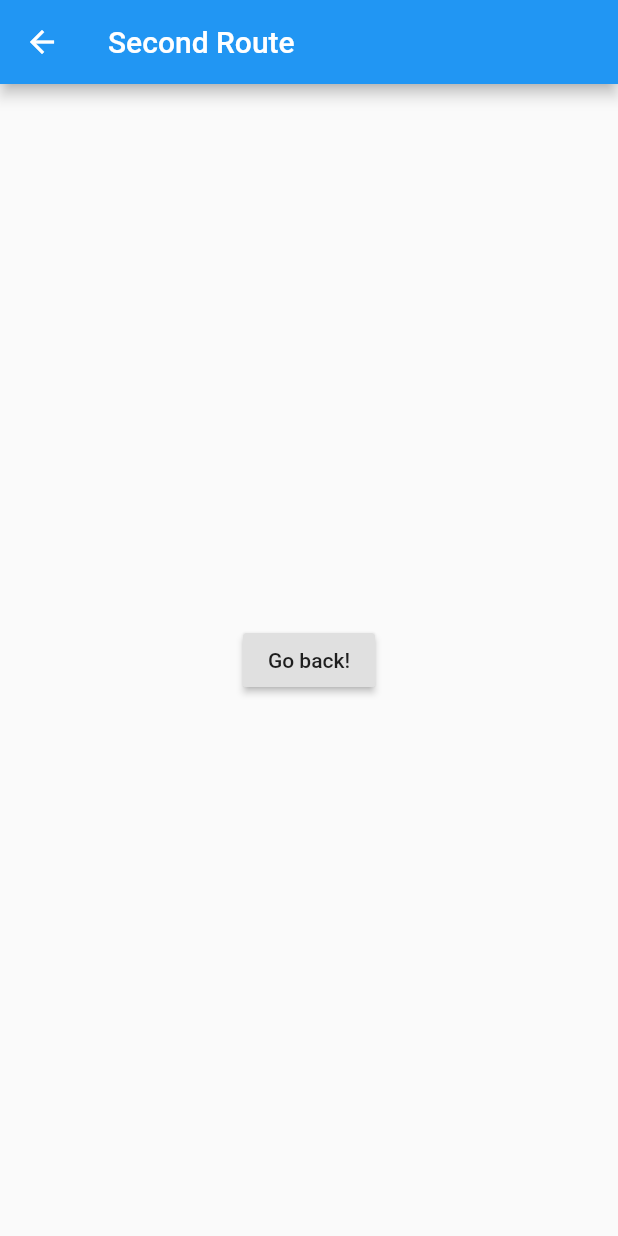
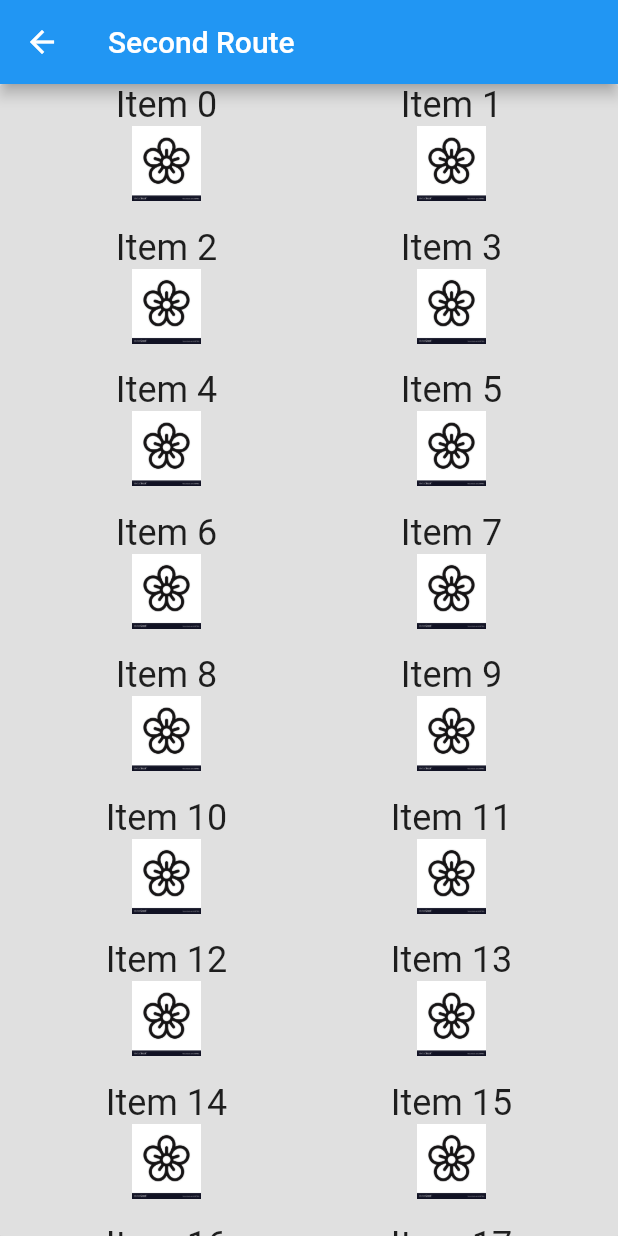
Before and after one commit to AlexandraDamaschin/BeProductive, a Flutter app: the screen it shows after launch, after a tap on "FREE TRIAL", on a phone screen of 412 x 824 dp. Run offline on Flutter 3.47's test engine with Material 2 defaults, Android fonts, the phone set to English and light mode, and no system bars.

```diff
--- a/lib/main.dart
+++ b/lib/main.dart
@@ -63,7 +63,7 @@ class _MyHomePageState extends State<MyHomePage> {
               onPressed: () {
                 Navigator.push(
                   context,
-                  MaterialPageRoute(builder: (context) => SecondRoute()),
+                  MaterialPageRoute(builder: (context) => GridListGames()),
                 );
               },
               color: Colors.blue,
@@ -74,7 +74,7 @@ class _MyHomePageState extends State<MyHomePage> {
               onPressed: () {
                 Navigator.push(
                   context,
-                  MaterialPageRoute(builder: (context) => SecondRoute()),
+                  MaterialPageRoute(builder: (context) => GridListGames()),
                 );
               },
               color: Colors.blue,
@@ -86,7 +86,7 @@ class _MyHomePageState extends State<MyHomePage> {
   }
 }
 
-class SecondRoute extends StatelessWidget {
+class GridListGames extends StatelessWidget {
   @override
   Widget build(BuildContext context) {
     return Scaffold(
@@ -95,11 +95,28 @@ class SecondRoute extends StatelessWidget {
       ),
       body: Center(
         child: RaisedButton(
-          onPressed: () {
-            Navigator.pop(context);
-          },
-          child: Text('Go back!'),
-        ),
+            onPressed: () {
+              Navigator.pop(context);
+            },
+            child: GridView.count(
+              crossAxisCount: 2,
+              childAspectRatio: (40 / 20),
+              children: List.generate(100, (index) {
+                return Center(
+                    child: Column(
+                  children: <Widget>[
+                    Text(
+                      'Item $index',
+                      style: Theme.of(context).textTheme.headline,
+                    ),
+                    Image(
+                        width: 50,
+                        height: 50,
+                        image: AssetImage('assets/images/flower.jpg'))
+                  ],
+                ));
+              }),
+            )),
       ),
     );
   }
--- a/pubspec.yaml
+++ b/pubspec.yaml
@@ -41,8 +41,8 @@ flutter:
   uses-material-design: true
 
   # To add assets to your application, add an assets section, like this:
-  # assets:
-  #  - images/a_dot_burr.jpeg
+  assets:
+     - assets/images/flower.jpg
   #  - images/a_dot_ham.jpeg
 
   # An image asset can refer to one or more resolution-specific "variants", see
```
Also changed, not shown: assets/images/flower.jpg (added).
